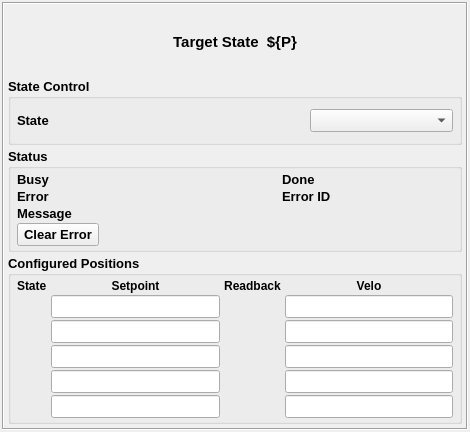
The window that pcdswidgets/screens/common/beam_diagnostics/IPM_target_expert.ui (carogee/pcdswidgets) describes before a commit, drawn with Qt 5.
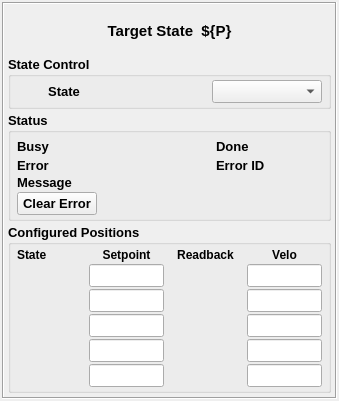
The same window after the commit. Custom widgets are drawn as their Qt base class.

Commit message:
ENH: compact IPM target expert screen and add IPM widgets to catalog
Tighten the IPM_target_expert layout so it opens at its content-fit size
(339x401) with no excess blank space: even column stretch in the State
Control and Status grids, equal-width Setpoint/Velo input boxes, and the
Configured Positions grid filling the frame.

Add a Beam Diagnostics subsection to the widget catalog documenting the
IpmFull widget and the IPM_target_expert screen, with screenshots and an
IpmFull autoclass page wired into the common widgets toctree.

Generated with AI

Patch:
```diff
--- a/pcdswidgets/screens/common/beam_diagnostics/IPM_target_expert.ui
+++ b/pcdswidgets/screens/common/beam_diagnostics/IPM_target_expert.ui
@@ -6,8 +6,8 @@
    <rect>
     <x>0</x>
     <y>0</y>
-    <width>470</width>
-    <height>432</height>
+    <width>339</width>
+    <height>401</height>
    </rect>
   </property>
   <property name="windowTitle">
@@ -85,7 +85,7 @@
         <property name="title">
          <string>State Control</string>
         </property>
-        <layout class="QGridLayout" name="controlGrid">
+        <layout class="QGridLayout" name="controlGrid" columnstretch="1,1,1">
          <property name="leftMargin">
           <number>6</number>
          </property>
@@ -104,18 +104,6 @@
          <property name="verticalSpacing">
           <number>2</number>
          </property>
-         <item row="0" column="0">
-          <widget class="QLabel" name="stateLabel">
-           <property name="font">
-            <font>
-             <pointsize>10</pointsize>
-            </font>
-           </property>
-           <property name="text">
-            <string>State</string>
-           </property>
-          </widget>
-         </item>
          <item row="0" column="1">
           <widget class="PyDMLabel" name="PyDMLabel_rbv">
            <property name="font">
@@ -134,6 +122,21 @@
            </property>
           </widget>
          </item>
+         <item row="0" column="0">
+          <widget class="QLabel" name="stateLabel">
+           <property name="font">
+            <font>
+             <pointsize>10</pointsize>
+            </font>
+           </property>
+           <property name="text">
+            <string>State</string>
+           </property>
+           <property name="alignment">
+            <set>Qt::AlignCenter</set>
+           </property>
+          </widget>
+         </item>
          <item row="0" column="2">
           <widget class="PyDMEnumComboBox" name="PyDMEnumComboBox_state">
            <property name="minimumSize">
@@ -165,7 +168,7 @@
         <property name="title">
          <string>Status</string>
         </property>
-        <layout class="QGridLayout" name="statusGrid">
+        <layout class="QGridLayout" name="statusGrid" columnstretch="0,1,1,0,1">
          <property name="leftMargin">
           <number>6</number>
          </property>
@@ -341,6 +344,19 @@
            </property>
           </widget>
          </item>
+         <item row="0" column="2">
+          <spacer name="horizontalSpacer">
+           <property name="orientation">
+            <enum>Qt::Horizontal</enum>
+           </property>
+           <property name="sizeHint" stdset="0">
+            <size>
+             <width>10</width>
+             <height>20</height>
+            </size>
+           </property>
+          </spacer>
+         </item>
         </layout>
        </widget>
       </item>
@@ -356,7 +372,7 @@
         <property name="title">
          <string>Configured Positions</string>
         </property>
-        <layout class="QGridLayout" name="configGrid">
+        <layout class="QGridLayout" name="configGrid" columnstretch="0,1,1,1">
          <property name="leftMargin">
           <number>6</number>
          </property>
@@ -457,6 +473,12 @@
          </item>
          <item row="1" column="1">
           <widget class="PyDMLineEdit" name="PyDMLineEdit_set01">
+           <property name="maximumSize">
+            <size>
+             <width>75</width>
+             <height>16777215</height>
+            </size>
+           </property>
            <property name="precision">
             <number>4</number>
            </property>
@@ -473,6 +495,12 @@
            <property name="alignment">
             <set>Qt::AlignRight|Qt::AlignTrailing|Qt::AlignVCenter</set>
            </property>
+           <property name="maximumSize">
+            <size>
+             <width>75</width>
+             <height>16777215</height>
+            </size>
+           </property>
            <property name="precision">
             <number>4</number>
            </property>
@@ -486,6 +514,12 @@
          </item>
          <item row="1" column="3">
           <widget class="PyDMLineEdit" name="PyDMLineEdit_velo01">
+           <property name="maximumSize">
+            <size>
+             <width>75</width>
+             <height>16777215</height>
+            </size>
+           </property>
            <property name="precision">
             <number>3</number>
            </property>
@@ -514,6 +548,12 @@
          </item>
          <item row="2" column="1">
           <widget class="PyDMLineEdit" name="PyDMLineEdit_set02">
+           <property name="maximumSize">
+            <size>
+             <width>75</width>
+             <height>16777215</height>
+            </size>
+           </property>
            <property name="precision">
             <number>4</number>
            </property>
@@ -530,6 +570,12 @@
            <property name="alignment">
             <set>Qt::AlignRight|Qt::AlignTrailing|Qt::AlignVCenter</set>
            </property>
+           <property name="maximumSize">
+            <size>
+             <width>75</width>
+             <height>16777215</height>
+            </size>
+           </property>
            <property name="precision">
             <number>4</number>
            </property>
@@ -543,6 +589,12 @@
          </item>
          <item row="2" column="3">
           <widget class="PyDMLineEdit" name="PyDMLineEdit_velo02">
+           <property name="maximumSize">
+            <size>
+             <width>75</width>
+             <height>16777215</height>
+            </size>
+           </property>
            <property name="precision">
             <number>3</number>
            </property>
@@ -571,6 +623,12 @@
          </item>
          <item row="3" column="1">
           <widget class="PyDMLineEdit" name="PyDMLineEdit_set03">
+           <property name="maximumSize">
+            <size>
+             <width>75</width>
+             <height>16777215</height>
+            </size>
+           </property>
            <property name="precision">
             <number>4</number>
            </property>
@@ -587,6 +645,12 @@
            <property name="alignment">
             <set>Qt::AlignRight|Qt::AlignTrailing|Qt::AlignVCenter</set>
            </property>
+           <property name="maximumSize">
+            <size>
+             <width>75</width>
+             <height>16777215</height>
+            </size>
+           </property>
            <property name="precision">
             <number>4</number>
            </property>
@@ -600,6 +664,12 @@
          </item>
          <item row="3" column="3">
           <widget class="PyDMLineEdit" name="PyDMLineEdit_velo03">
+           <property name="maximumSize">
+            <size>
+             <width>75</width>
+             <height>16777215</height>
+            </size>
+           </property>
            <property name="precision">
             <number>3</number>
            </property>
@@ -628,6 +698,12 @@
          </item>
          <item row="4" column="1">
           <widget class="PyDMLineEdit" name="PyDMLineEdit_set04">
+           <property name="maximumSize">
+            <size>
+             <width>75</width>
+             <height>16777215</height>
+            </size>
+           </property>
            <property name="precision">
             <number>4</number>
            </property>
@@ -644,6 +720,12 @@
            <property name="alignment">
             <set>Qt::AlignRight|Qt::AlignTrailing|Qt::AlignVCenter</set>
            </property>
+           <property name="maximumSize">
+            <size>
+             <width>75</width>
+             <height>16777215</height>
+            </size>
+           </property>
            <property name="precision">
             <number>4</number>
            </property>
@@ -657,6 +739,12 @@
          </item>
          <item row="4" column="3">
           <widget class="PyDMLineEdit" name="PyDMLineEdit_velo04">
+           <property name="maximumSize">
+            <size>
+             <width>75</width>
+             <height>16777215</height>
+            </size>
+           </property>
            <property name="precision">
             <number>3</number>
            </property>
@@ -685,6 +773,12 @@
          </item>
          <item row="5" column="1">
           <widget class="PyDMLineEdit" name="PyDMLineEdit_set05">
+           <property name="maximumSize">
+            <size>
+             <width>75</width>
+             <height>16777215</height>
+            </size>
+           </property>
            <property name="precision">
             <number>4</number>
            </property>
@@ -701,6 +795,12 @@
            <property name="alignment">
             <set>Qt::AlignRight|Qt::AlignTrailing|Qt::AlignVCenter</set>
            </property>
+           <property name="maximumSize">
+            <size>
+             <width>75</width>
+             <height>16777215</height>
+            </size>
+           </property>
            <property name="precision">
             <number>4</number>
            </property>
@@ -714,6 +814,12 @@
          </item>
          <item row="5" column="3">
           <widget class="PyDMLineEdit" name="PyDMLineEdit_velo05">
+           <property name="maximumSize">
+            <size>
+             <width>75</width>
+             <height>16777215</height>
+            </size>
+           </property>
            <property name="precision">
             <number>3</number>
            </property>
```
The commit also changes 6 other files.
